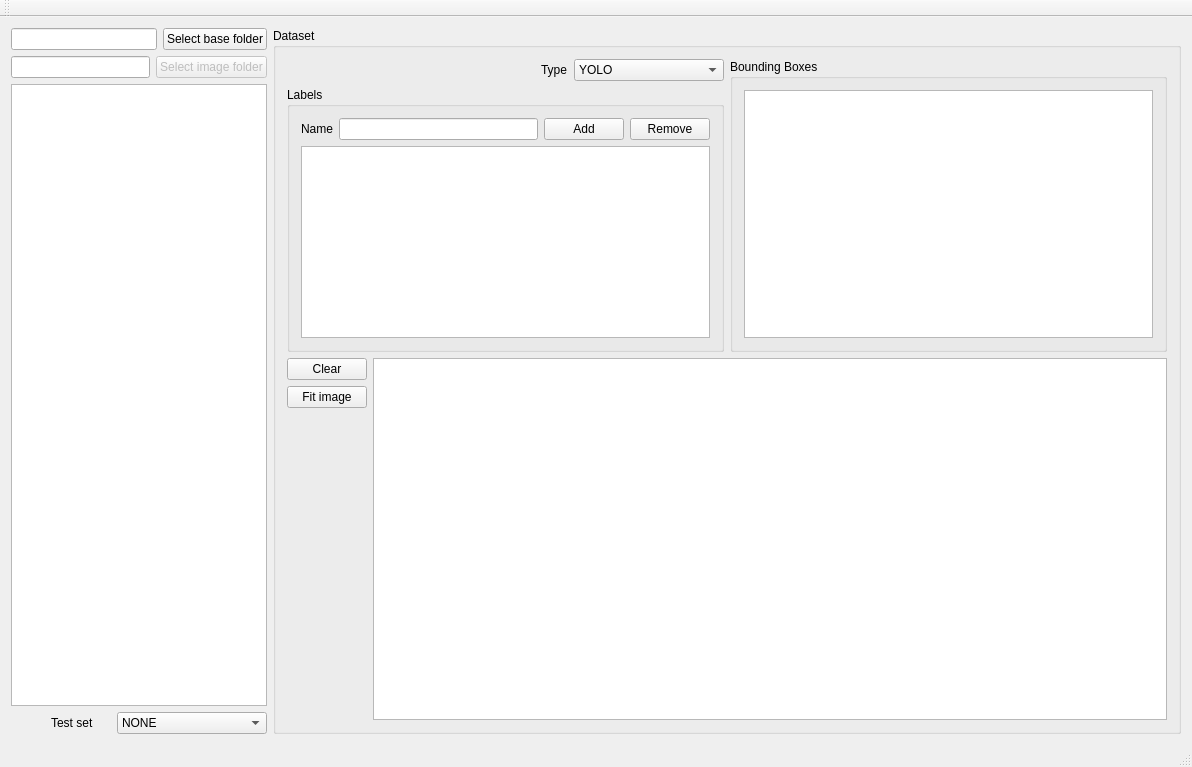
This is DatasetTagger/mainwindow.ui in Myzhar/yolo-data-tagger as Qt 5 draws it before an edit. The edited form follows.
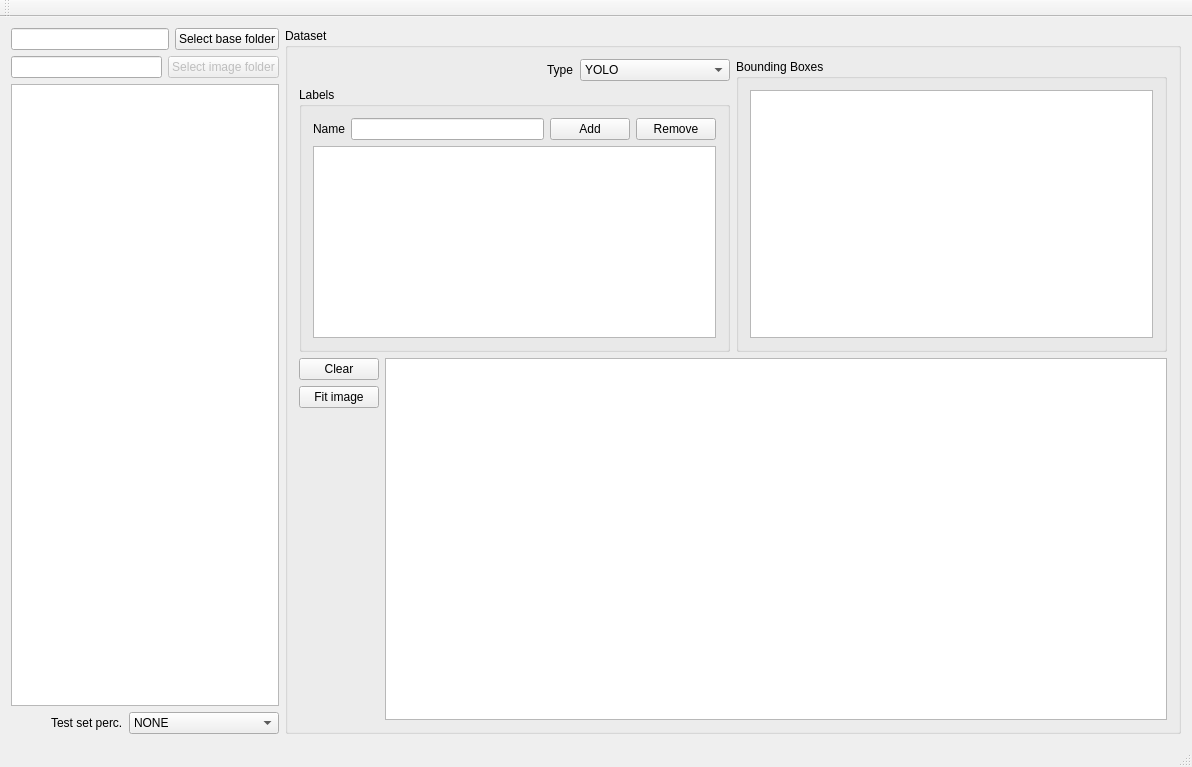
This is the edited form. Custom widgets are drawn as their Qt base class.

Commit message: Started working on BBox saving

The edit to the form file:
```diff
--- a/DatasetTagger/mainwindow.ui
+++ b/DatasetTagger/mainwindow.ui
@@ -126,7 +126,7 @@
         <item>
          <widget class="QLabel" name="label">
           <property name="text">
-           <string>Test set</string>
+           <string>Test set perc.</string>
           </property>
          </widget>
         </item>
```
Left out of the diff: 2 changed lines with no effect on the pictures. The commit also changes 2 other files.
